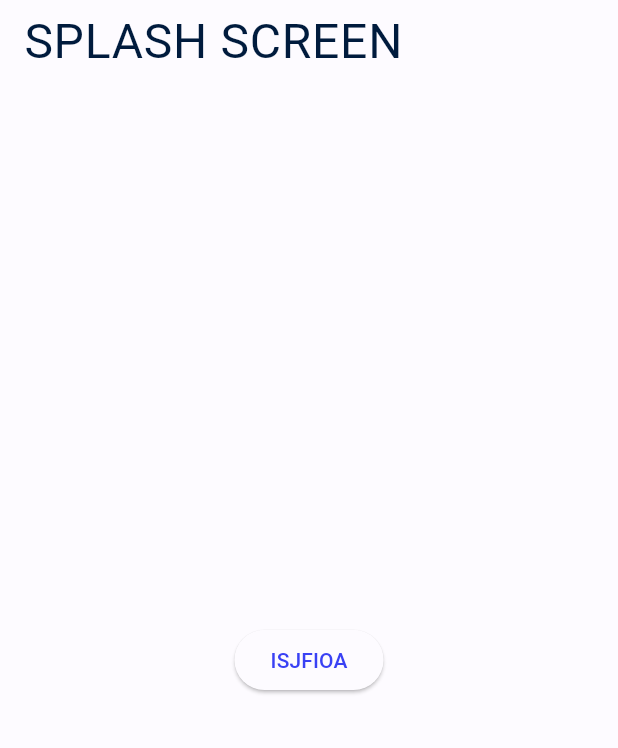
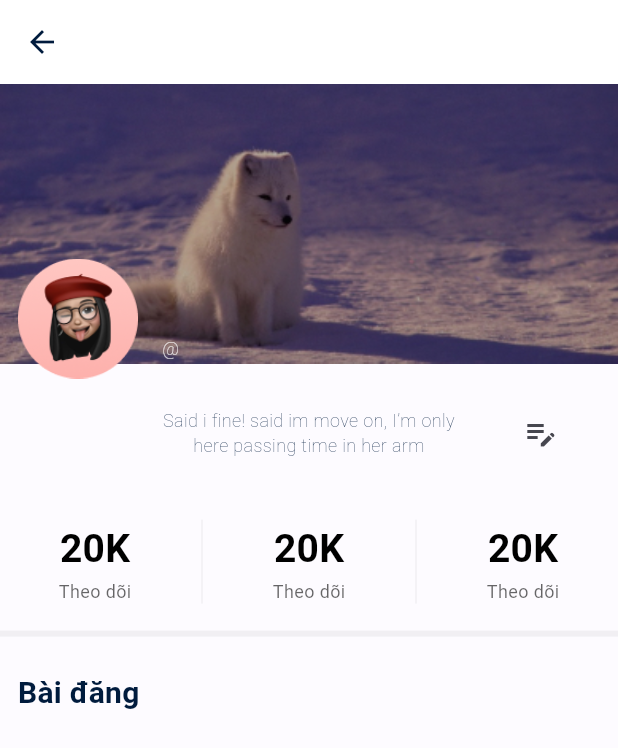
Before and after one commit to ThangStar/flutter_chat_app, a Flutter app: the screen it shows after launch, on a phone screen of 412 x 824 dp. Shown: the top 748 px of the screen. Run offline on Flutter 3.47's test engine with Material 2 defaults, Android fonts, the phone set to English and light mode, and no system bars; our stand-ins replace bloc, dio, equatable, flutter_bloc, flutter_dotenv, google_fonts and 2 more.

Commit message:
added ui profile screen

```diff
--- a/Frontend/seller_app/lib/main.dart
+++ b/Frontend/seller_app/lib/main.dart
@@ -6,6 +6,8 @@ import 'package:seller_app/ui/blocs/message/message_bloc.dart';
 import 'package:seller_app/ui/blocs/person_chated/person_chatted_bloc.dart';
 import 'package:seller_app/ui/screens/chat_screen.dart';
 import 'package:seller_app/ui/screens/login_screen.dart';
+import 'package:seller_app/ui/screens/message_screen.dart';
+import 'package:seller_app/ui/screens/profile_screen.dart';
 import 'package:seller_app/ui/theme/color_schemes.dart';
 import 'package:seller_app/ui/theme/text_theme.dart';
 import 'package:seller_app/ui/widgets/splash_screen.dart';
@@ -44,7 +46,7 @@ class _MyAppState extends State<MyApp> {
               colorScheme: lightColorScheme,
               textTheme: textTheme),
           // darkTheme: ThemeData(useMaterial3: true, colorScheme: darkColorScheme),
-          home: const SplashScreen()
+          home: const ProfileScreen()
       ),
     );
   }
--- a/Frontend/seller_app/lib/model/message.dart
+++ b/Frontend/seller_app/lib/model/message.dart
@@ -8,11 +8,13 @@ class Message {
   String message;
   String idUserGet;
   String idUserSend;
+  String? dateTime;
 
   Message({
     required this.message,
     required this.idUserGet,
     required this.idUserSend,
+     this.dateTime,
   });
 
   factory Message.fromRawJson(String str) => Message.fromJson(json.decode(str));
@@ -23,11 +25,13 @@ class Message {
     message: json["message"],
     idUserGet: json["idUserGet"],
     idUserSend: json["idUserSend"],
+    dateTime: json["dateTime"],
   );
 
   Map<String, dynamic> toJson() => {
     "message": message,
     "idUserGet": idUserGet,
     "idUserSend": idUserSend,
+    "dateTime": dateTime,
   };
 }
--- a/Frontend/seller_app/lib/ui/blocs/message/message_event.dart
+++ b/Frontend/seller_app/lib/ui/blocs/message/message_event.dart
@@ -11,9 +11,10 @@ abstract class MessageEvent extends Equatable {
 class HandleActionSend extends MessageEvent {
   final String txtMessage;
   final String idUserChatting;
+  final String? dateTime;
 
   const HandleActionSend(
-      {required this.idUserChatting, required this.txtMessage});
+      {required this.idUserChatting, required this.txtMessage, this.dateTime});
 }
 
 class HandleActionAddMessageFromServer extends MessageEvent{
--- /dev/null
+++ b/Frontend/seller_app/lib/ui/screens/profile_screen.dart
@@ -0,0 +1,160 @@
+import 'package:flutter/material.dart';
+import 'package:seller_app/model/profile.dart';
+import 'package:seller_app/storages/storage.dart';
+import 'package:seller_app/ui/theme/color_schemes.dart';
+import 'package:seller_app/ui/widgets/info_item_user.dart';
+
+class ProfileScreen extends StatefulWidget {
+  const ProfileScreen({super.key});
+
+  @override
+  State<ProfileScreen> createState() => _ProfileScreenState();
+}
+
+class _ProfileScreenState extends State<ProfileScreen> {
+  String fullname = "";
+
+  @override
+  void initState() {
+    // TODO: implement initState
+    super.initState();
+    Storage.getMyProfile().then((value) {
+      Profile profile = Profile.fromRawJson(value ?? "");
+      setState(() {
+        fullname = profile.username;
+      });
+    });
+  }
+
+  @override
+  Widget build(BuildContext context) {
+
+    Size sizeScreen = MediaQuery.of(context).size;
+
+
+    return Scaffold(
+      appBar: AppBar(
+        backgroundColor: colorScheme(context).background,
+        leading: const BackButton(),
+        title: Text(
+          fullname,
+          style: Theme.of(context)
+              .textTheme
+              .bodyLarge
+              ?.copyWith(fontWeight: FontWeight.bold),
+        ),
+      ),
+      body: Column(
+        crossAxisAlignment: CrossAxisAlignment.start,
+        children: [
+          Stack(
+            clipBehavior: Clip.none,
+            children: [
+              Image.asset('assets/images/wallpaper.jpg',
+                  width: double.infinity, fit: BoxFit.cover),
+              Positioned(
+                bottom: -10,
+                left: 0,
+                child: Padding(
+                  padding: const EdgeInsets.symmetric(horizontal: 12),
+                  child: Row(
+                    children: [
+                      Image.asset(
+                        'assets/images/avatar.png',
+                        width: 80,
+                        height: 80,
+                      ),
+                      SizedBox(
+                        width: 16,
+                      ),
+                      Column(
+                        mainAxisAlignment: MainAxisAlignment.start,
+                        crossAxisAlignment: CrossAxisAlignment.start,
+                        children: [
+                          Text(
+                            fullname,
+                            style: Theme.of(context)
+                                .textTheme
+                                .titleMedium
+                                ?.copyWith(
+                                    color: colorScheme(context)
+                                        .onPrimary
+                                        .withOpacity(0.8),
+                                    fontWeight: FontWeight.bold),
+                          ),
+                          Text(
+                            "@$fullname",
+                            style: Theme.of(context)
+                                .textTheme
+                                .bodyMedium
+                                ?.copyWith(
+                                    color: colorScheme(context)
+                                        .onPrimary
+                                        .withOpacity(0.8),
+                                    fontWeight: FontWeight.w100),
+                          ),
+                        ],
+                      )
+                    ],
+                  ),
+                ),
+              )
+            ],
+          ),
+          Padding(
+            padding: const EdgeInsets.symmetric(vertical: 22),
+            child: Row(
+              mainAxisAlignment: MainAxisAlignment.spaceBetween,
+              children: [
+                SizedBox(width: sizeScreen.width/4,),
+                SizedBox(
+                  width: sizeScreen.width/2,
+                  child: Text(
+                    textAlign: TextAlign.center,
+                    "Said i fine! said im move on, I’m only here passing time in her arm", style: Theme.of(context).textTheme.bodyMedium?.copyWith(
+                    fontWeight: FontWeight.w200,
+                  ),),
+                ),
+                Container(
+                width: sizeScreen.width/4,
+                  child: IconButton(
+
+                      onPressed: () {
+
+                  }, icon: Icon( Icons.edit_note)),
+                )
+              ],
+            ),
+          ),
+          Padding(
+            padding: const EdgeInsets.symmetric(vertical: 12),
+            child: IntrinsicHeight(
+              child: Row(
+                mainAxisAlignment: MainAxisAlignment.spaceEvenly,
+                children: [
+                  InfoItemUser(amount: "20K", title: "Theo dõi"),
+                  VerticalDivider(
+                    color: colorScheme(context).tertiary.withOpacity(0.3),
+                  ),
+                  InfoItemUser(amount: "20K", title: "Theo dõi"),
+                  VerticalDivider(
+                    color: colorScheme(context).tertiary.withOpacity(0.3),
+                  ),
+                  InfoItemUser(amount: "20K", title: "Theo dõi")
+                ],
+              ),
+            ),
+          ),
+          Divider(thickness: 4, color: colorScheme(context).tertiary.withOpacity(0.3),),
+          Padding(
+            padding: const EdgeInsets.symmetric(vertical: 16, horizontal: 12),
+            child: Text("Bài đăng", style: Theme.of(context).textTheme.titleMedium?.copyWith(
+              fontSize: 20,
+              fontWeight:  FontWeight.bold
+            ),),
+          )
+        ],
+      ),
+    );
+  }
+}
--- a/Frontend/seller_app/lib/ui/theme/color_schemes.dart
+++ b/Frontend/seller_app/lib/ui/theme/color_schemes.dart
@@ -21,7 +21,7 @@ const lightColorScheme = ColorScheme(
   errorContainer: Color(0xFFFFDAD6),
   onError: Color(0xFFFFFFFF),
   onErrorContainer: Color(0xFF410002),
-  background: Color(0xFFFDFBFF), //background
+  background: Color(0xFFFFFFFF), //background
   onBackground: Color(0xFF001B3D),
   surface: Color(0xFFFDFBFF),
   onSurface: Color(0xFF001B3D),
--- a/Frontend/seller_app/lib/ui/theme/text_theme.dart
+++ b/Frontend/seller_app/lib/ui/theme/text_theme.dart
@@ -3,27 +3,22 @@ import 'package:google_fonts/google_fonts.dart';
 
 var textTheme = TextTheme(
   titleLarge: TextStyle(
-      letterSpacing: 0.5,
       fontWeight: FontWeight.normal,
       fontSize: 32,
       fontFamily: GoogleFonts.roboto().fontFamily),
   titleMedium: TextStyle(
-      letterSpacing: 0.5,
       fontWeight: FontWeight.normal,
       fontSize: 26,
       fontFamily: GoogleFonts.roboto().fontFamily),
   bodyLarge: TextStyle(
-      letterSpacing: 0.5,
       fontWeight: FontWeight.normal,
       fontSize: 16,
       fontFamily: GoogleFonts.roboto().fontFamily),
   bodyMedium: TextStyle(
-      letterSpacing: 0.5,
       fontWeight: FontWeight.normal,
       fontSize: 12,
       fontFamily: GoogleFonts.roboto().fontFamily),
   bodySmall: TextStyle(
-      letterSpacing: 0.5,
       fontWeight: FontWeight.normal,
       fontSize: 11,
       fontFamily: GoogleFonts.roboto().fontFamily),
--- a/Frontend/seller_app/lib/ui/widgets/avatar_message.dart
+++ b/Frontend/seller_app/lib/ui/widgets/avatar_message.dart
@@ -13,7 +13,9 @@ Widget avatarMessage(String fullname, BuildContext context) {
       ),
       Text(
         fullname,
-        style: Theme.of(context).textTheme.bodyLarge,
+        style: Theme.of(context).textTheme.bodyLarge?.copyWith(
+          fontSize: 15,
+        ),
       )
     ],
   );
--- /dev/null
+++ b/Frontend/seller_app/lib/ui/widgets/info_item_user.dart
@@ -0,0 +1,31 @@
+import 'package:flutter/material.dart';
+import 'package:seller_app/ui/theme/color_schemes.dart';
+
+class InfoItemUser extends StatelessWidget {
+  const InfoItemUser({super.key, required this.amount, required this.title});
+
+  final String amount;
+  final String title;
+
+  @override
+  Widget build(BuildContext context) {
+    return Column(
+      children: [
+        Text(
+          amount,
+          style: Theme.of(context).textTheme.titleMedium?.copyWith(
+            fontWeight: FontWeight.bold,
+              color: colorScheme(context).scrim
+          ),
+        ),
+        Text(
+          title,
+          style: Theme.of(context).textTheme.bodyMedium?.copyWith(
+            color: colorScheme(context).scrim.withOpacity(0.6)
+          ),
+        ),
+      ],
+    );
+    ;
+  }
+}
--- a/Frontend/seller_app/lib/ui/widgets/message_chat.dart
+++ b/Frontend/seller_app/lib/ui/widgets/message_chat.dart
@@ -69,7 +69,7 @@ class _MessageChatState extends State<MessageChat> {
               duration: const Duration(milliseconds: 200),
               child: isExpanded
                   ? Text(
-                      widget.message,
+                      widget.dateTime,
                       style: Theme.of(context).textTheme.bodyMedium,
                     )
                   : const SizedBox())
```
Also changed, not shown: Frontend/seller_app/lib/ui/blocs/message/message_bloc.dart (+6 -1 lines), Frontend/seller_app/lib/ui/screens/chat_screen.dart (+6 -15 lines), Frontend/seller_app/lib/ui/screens/message_screen.dart (+20 -10 lines), Frontend/seller_app/lib/ui/widgets/my_action_button.dart (added, +26 -0 lines), Frontend/seller_app/assets/images/wallpaper.jpg (added), 1 other file.
